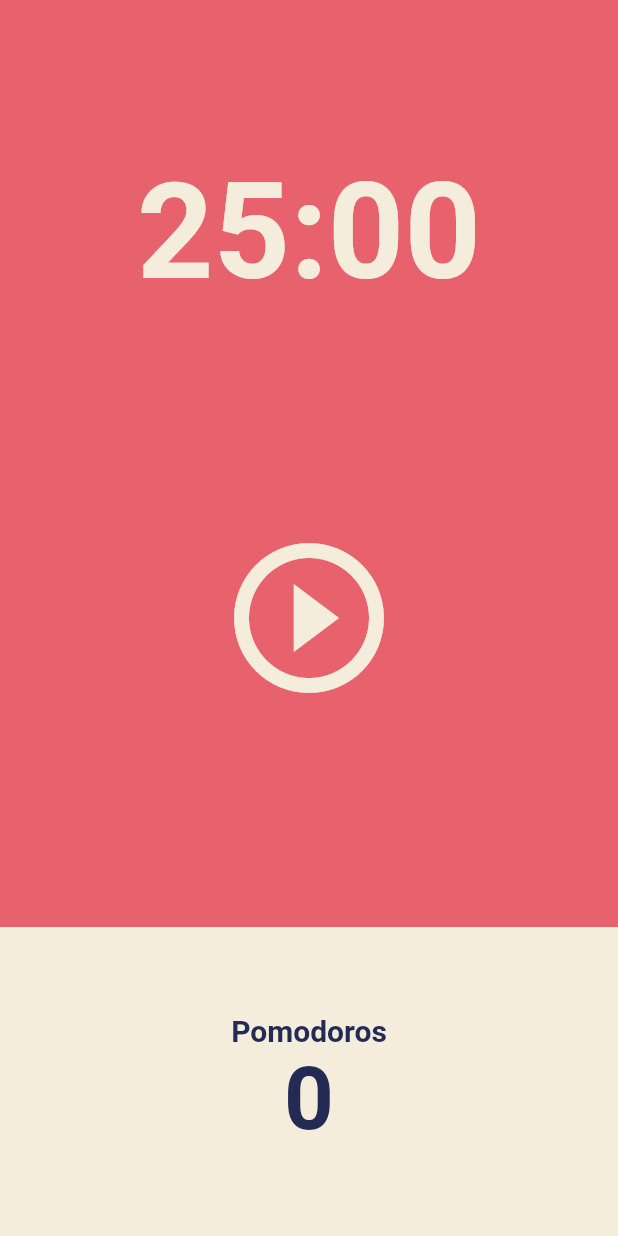
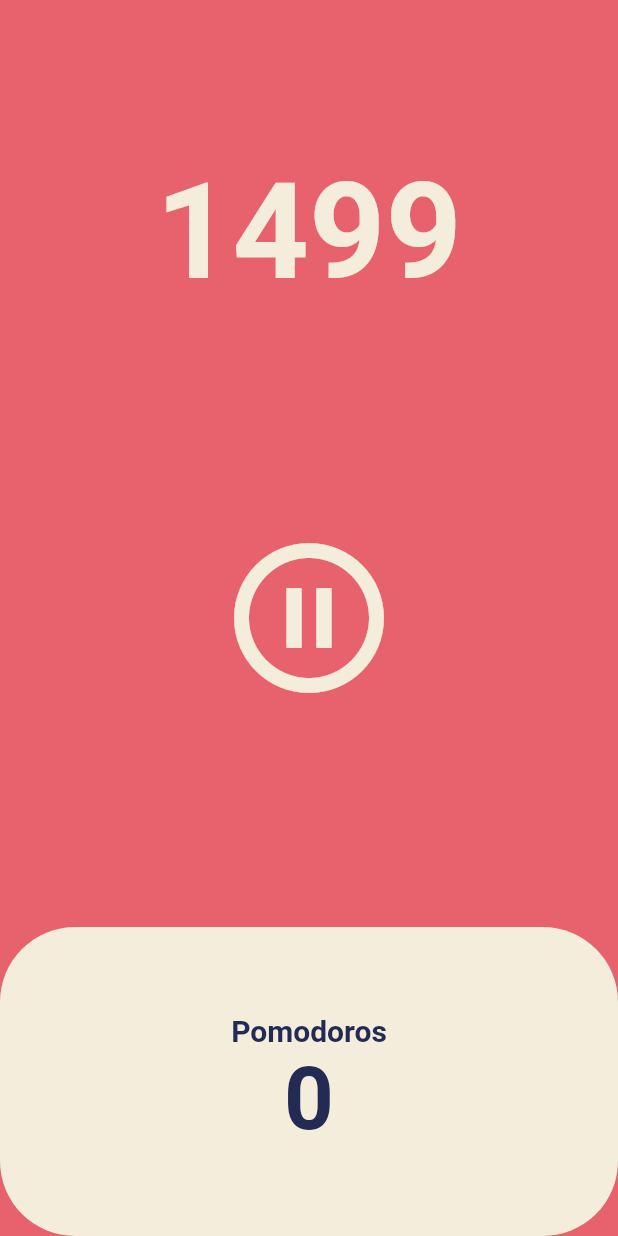
Before and after one commit to zak1ller/-, a Flutter app: the screen it shows after launch, after a tap on the "play circle outline" icon, on a phone screen of 412 x 824 dp. Run offline on Flutter 3.47's test engine with Material 2 defaults, Android fonts, the phone set to English and light mode, and no system bars.

Commit message:
5.2 Pause Play

```diff
--- a/lib/pomodoro/views/pomodoro_home.dart
+++ b/lib/pomodoro/views/pomodoro_home.dart
@@ -1,3 +1,5 @@
+import 'dart:async';
+
 import 'package:flutter/material.dart';
 
 class HomeView extends StatefulWidget {
@@ -8,6 +10,34 @@ class HomeView extends StatefulWidget {
 }
 
 class _HomeViewState extends State<HomeView> {
+  int totalSeconds = 1500;
+  bool isRunning = false;
+  late Timer timer;
+
+  void onTick(Timer timer) {
+    setState(() {
+      totalSeconds -= 1;
+    });
+  }
+
+  void onStartPressed() {
+    timer = Timer.periodic(
+      const Duration(seconds: 1),
+      onTick,
+    );
+
+    setState(() {
+      isRunning = true;
+    });
+  }
+
+  void onPausePressed() {
+    timer.cancel();
+    setState(() {
+      isRunning = false;
+    });
+  }
+
   @override
   Widget build(BuildContext context) {
     return Scaffold(
@@ -19,7 +49,7 @@ class _HomeViewState extends State<HomeView> {
             child: Container(
               alignment: Alignment.bottomCenter,
               child: Text(
-                '25:00',
+                '$totalSeconds',
                 style: TextStyle(
                   color: Theme.of(context).cardColor,
                   fontSize: 89,
@@ -32,8 +62,10 @@ class _HomeViewState extends State<HomeView> {
             flex: 2,
             child: Center(
               child: IconButton(
-                onPressed: () {},
-                icon: const Icon(Icons.play_circle_outline),
+                onPressed: isRunning ? onPausePressed : onStartPressed,
+                icon: isRunning
+                    ? const Icon(Icons.pause_circle_outline)
+                    : const Icon(Icons.play_circle_outline),
                 iconSize: 120,
                 color: Theme.of(context).cardColor,
               ),
@@ -47,6 +79,7 @@ class _HomeViewState extends State<HomeView> {
                   child: Container(
                     decoration: BoxDecoration(
                       color: Theme.of(context).cardColor,
+                      borderRadius: BorderRadius.circular(50),
                     ),
                     child: Column(
                       mainAxisAlignment: MainAxisAlignment.center,
```
